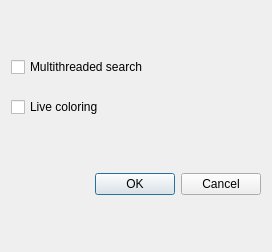
First picture: the form in HW06/src/settingswindow.ui, repository knisht/cpp-course-2018, before the edit.
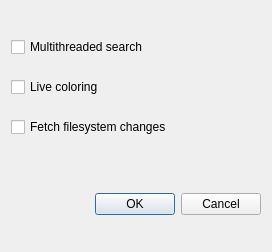
Second picture: the form after the edit.

The edit to the form file:
```diff
--- a/HW06/src/settingswindow.ui
+++ b/HW06/src/settingswindow.ui
@@ -41,6 +41,13 @@
          </property>
         </widget>
        </item>
+       <item>
+        <widget class="QCheckBox" name="fileWatchingButton">
+         <property name="text">
+          <string>Fetch filesystem changes</string>
+         </property>
+        </widget>
+       </item>
       </layout>
      </item>
      <item>
```
